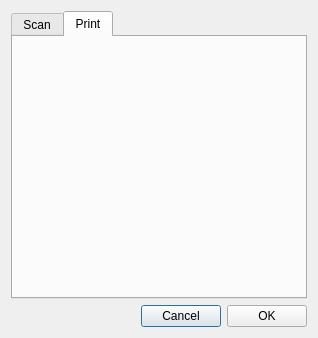
The window that options.ui (sjg20/paperman) describes before a commit, drawn with Qt 5.
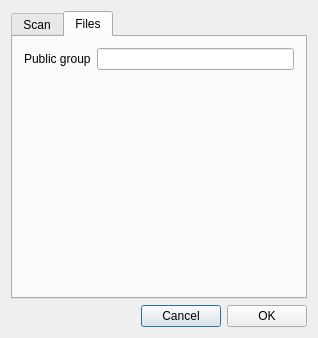
The same window after the commit. The open tabs and pages were chosen to show the change. Custom widgets are drawn as their Qt base class.

Commit message:
options: Add a setting for the file group
When several users access a paper repository it is helpful to put
scanned files in a group to which they all have access. Add a way to
set the name of this group, using the second tab of the options dialog,
which is currently unused.

Patch:
```diff
--- a/options.ui
+++ b/options.ui
@@ -617,8 +617,42 @@
      </widget>
      <widget class="QWidget" name="print">
       <attribute name="title">
-       <string>Print</string>
+       <string>Files</string>
       </attribute>
+      <layout class="QVBoxLayout" name="verticalLayout_2">
+       <item>
+        <layout class="QHBoxLayout" name="horizontalLayout_2">
+         <item>
+          <widget class="QLabel" name="label">
+           <property name="text">
+            <string>Public group</string>
+           </property>
+          </widget>
+         </item>
+         <item>
+          <widget class="QLineEdit" name="group">
+           <property name="toolTip">
+            <string>Group name to use for files. This can make it easier to share
+files with others. Leave blank for the default group</string>
+           </property>
+          </widget>
+         </item>
+        </layout>
+       </item>
+       <item>
+        <spacer name="verticalSpacer">
+         <property name="orientation">
+          <enum>Qt::Vertical</enum>
+         </property>
+         <property name="sizeHint" stdset="0">
+          <size>
+           <width>20</width>
+           <height>199</height>
+          </size>
+         </property>
+        </spacer>
+       </item>
+      </layout>
      </widget>
     </widget>
    </item>
```
Left out of the diff: 2 changed lines with no effect on the pictures. The commit also changes 1 other file.
